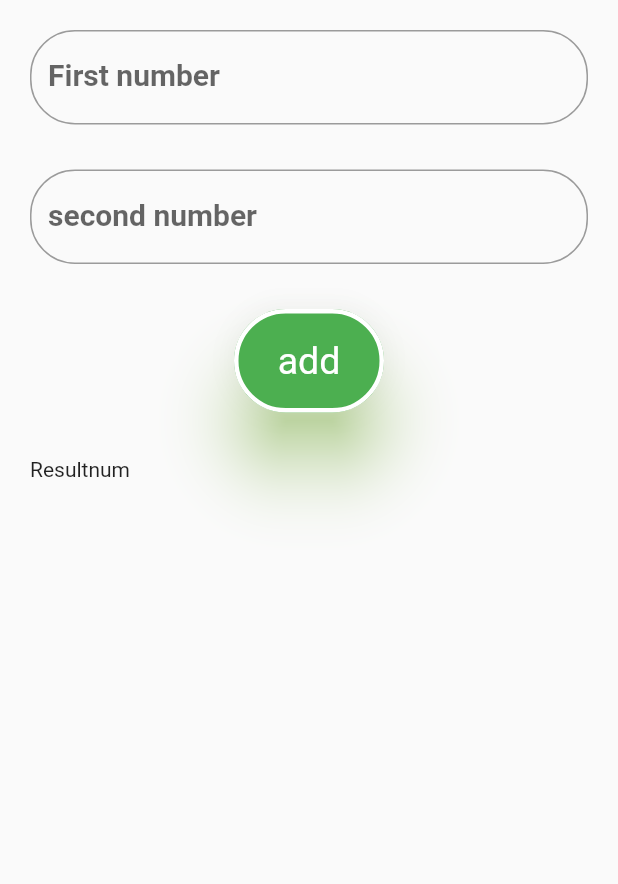
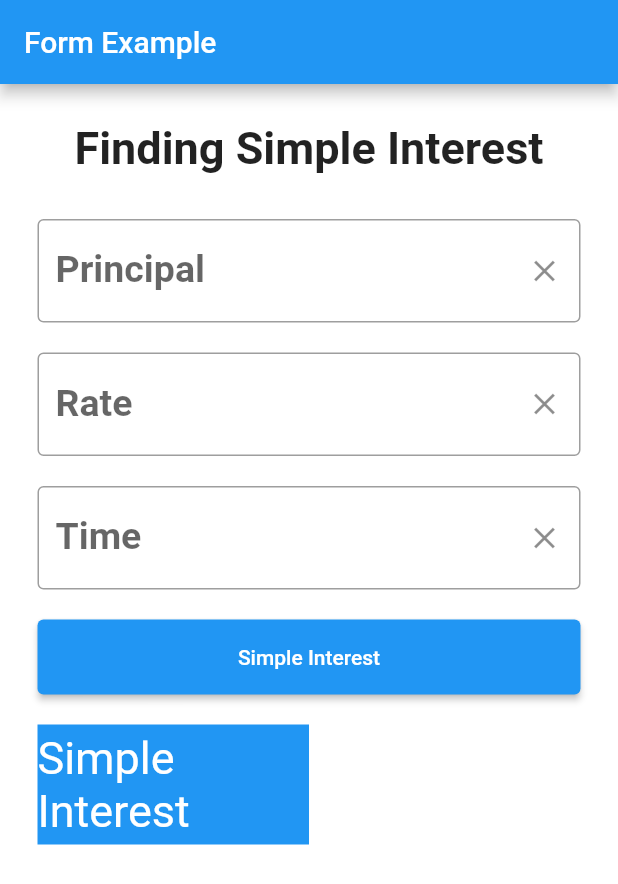
Before and after one commit to shikharmanandhar/textfield, a Flutter app: the screen it shows after launch, on a phone screen of 412 x 824 dp. Shown: the top 884 px of the screen. Run offline on Flutter 3.47's test engine with Material 2 defaults, Android fonts, the light colour scheme and no system bars.

Commit message:
tryall for sicalculator

```diff
--- a/lib/main.dart
+++ b/lib/main.dart
@@ -15,7 +15,7 @@ class MyApp extends StatelessWidget {
   @override
   Widget build(BuildContext context) {
     return const MaterialApp(
-      home:Try(),
+      home:MyForm(),
     );
   }
 }
--- /dev/null
+++ b/lib/screen/sicalculator.dart
@@ -0,0 +1,17 @@
+import 'package:flutter/material.dart';
+
+class SI extends StatefulWidget {
+  const SI({ Key? key }) : super(key: key);
+
+  @override
+  _SIState createState() => _SIState();
+}
+
+class _SIState extends State<SI> {
+  @override
+  Widget build(BuildContext context) {
+    return Scaffold(
+
+    );
+  }
+}
--- a/lib/screen/tryall.dart
+++ b/lib/screen/tryall.dart
@@ -1,100 +1,159 @@
 import 'package:flutter/material.dart';
 
-
-class Try extends StatefulWidget {
-  const Try({ Key? key }) : super(key: key);
+class MyForm extends StatefulWidget {
+  const MyForm({Key? key}) : super(key: key);
 
   @override
-  _TryState createState() => _TryState();
+  _MyFormState createState() => _MyFormState();
 }
 
-class _TryState extends State<Try> {
-  final mycontroller = TextEditingController();
-  TextEditingController num1=new TextEditingController();
-  TextEditingController num2= new TextEditingController();
-  String sum = "";
+class _MyFormState extends State<MyForm> {
+  final _firstController = TextEditingController();
+  final _secondController = TextEditingController();
+  final _thirdcontroller = TextEditingController();
 
-  bool _validate = false;
+  String result = '';
+
+  String? myvalidation(value) {
+    if (value == null || value.isEmpty) {
+      return "Field is empty";
+    }
+    return null;
+  }
+
   @override
-  void dispose() {
-    mycontroller.dispose();
-    super.dispose();
-
-  }
-  @override
-
-
   Widget build(BuildContext context) {
     return Scaffold(
-      body: SafeArea(
-        child: Padding(
-          padding: const EdgeInsets.all(20.0),
+      backgroundColor: Colors.white,
+      appBar: AppBar(
+        title: const Text('Form Example'),
+      ),
+      body: Padding(
+        padding: const EdgeInsets.all(25.0),
+        child: SingleChildScrollView(
+          child: Form(
             child: Column(
-            children:[TextField(
-
-              textInputAction: TextInputAction.done,
-              keyboardType: TextInputType.number,
-              // maxLength: 4,
-              // maxLines: 2,
-              // obscureText: true,
-              // obscuringCharacter: "#",
-              style: TextStyle(fontSize: 20, fontWeight: FontWeight.bold),
-              decoration: InputDecoration(
-                  labelText: "First number",
-                  hintText: "Enter you First number",
-
-                  border: OutlineInputBorder(
-                      borderRadius: BorderRadius.circular(30))),
+              children: [
+                const Text(
+                  'Finding Simple Interest',
+                  style: TextStyle(fontSize: 30, fontWeight: FontWeight.bold),
                 ),
                 const SizedBox(height: 30),
-            TextField(
-
-              textInputAction: TextInputAction.done,
+                TextFormField(
+                  validator: myvalidation,
+                  controller: _firstController,
                   keyboardType: TextInputType.number,
-              // maxLength: 4,
-              // maxLines: 2,
-              // obscureText: true,
-              // obscuringCharacter: "#",
-              style: TextStyle(fontSize: 20, fontWeight: FontWeight.bold),
+                  cursorColor: Colors.green,
+                  style: const TextStyle(
+                      fontSize: 25, fontWeight: FontWeight.bold),
                   decoration: InputDecoration(
-                  labelText: "second number",
-                  hintText: "Enter you Second number",
-
-                  border: OutlineInputBorder(
-                      borderRadius: BorderRadius.circular(30))),
+                    labelText: 'Principal',
+                    hintText: '0',
+                    border: const OutlineInputBorder(),
+                    suffixIcon: IconButton(
+                      onPressed: () {
+                        _firstController.clear();
+                      },
+                      icon: const Icon(Icons.clear),
                     ),
-            const SizedBox(height: 30),
-             ElevatedButton(style: TextButton.styleFrom(
-                textStyle: TextStyle(fontSize: 25),
-                padding:EdgeInsets.all(20),
-                backgroundColor: Colors.green,
-                primary:Colors.white,
-                elevation: 20,
-                shadowColor: Colors.lightGreenAccent,
-                minimumSize: const Size(100, 50),
-                maximumSize: const Size(200, 80),
-                side: BorderSide(color:Colors.white,width: 3),
-                shape: RoundedRectangleBorder(borderRadius: BorderRadius.circular(52))
-              ),onPressed: () {
-
-
-
-              }, child: const Text('add')),
-              const SizedBox(height: 30),
+                  ),
+                ),
+                const SizedBox(height: 20),
+                TextFormField(
+                  validator: myvalidation,
+                  controller: _secondController,
+                  keyboardType: TextInputType.number,
+                  cursorColor: Colors.green,
+                  style: const TextStyle(
+                      fontSize: 25, fontWeight: FontWeight.bold),
+                  decoration: InputDecoration(
+                    labelText: 'Rate',
+                    hintText: '0',
+                    border: const OutlineInputBorder(),
+                    suffixIcon: IconButton(
+                      onPressed: () {
+                        _secondController.clear();
+                      },
+                      icon: const Icon(Icons.clear),
+                    ),
+                  ),
+                ),
+                const SizedBox(height: 20),
+                TextFormField(
+                  validator: (value) {
+                    if (value == null || value.isEmpty) {
+                      return "Field is empty";
+                    }
+                    return null;
+                  },
+                  controller: _thirdcontroller,
+                  keyboardType: TextInputType.number,
+                  cursorColor: Colors.red,
+                  style: const TextStyle(
+                      fontSize: 25, fontWeight: FontWeight.bold),
+                  decoration: InputDecoration(
+                    labelText: 'Time',
+                    hintText: '0',
+                    border: const OutlineInputBorder(),
+                    suffixIcon: IconButton(
+                      onPressed: () {
+                        _thirdcontroller.clear();
+                      },
+                      icon: const Icon(Icons.clear),
+                    ),
+                  ),
+                ),
+                const SizedBox(height: 20),
+                ElevatedButton(
+                  style: ElevatedButton.styleFrom(
+                    minimumSize: const Size(double.infinity, 50),
+                  ),
+                  onPressed: () {
+                    //if (_formkey.currentState!.validate()) {
+                      setState(() {
+                        result = ((int.parse(_firstController.text) *
+                                int.parse(_secondController.text) *
+                                int.parse(_thirdcontroller.text) / 100)
+                            .toString());
+                      });
+                    },
+                  //},
+                  child: const Text('Simple Interest'),
+                ),
+                const SizedBox(height: 20),
                 Row(
                   children: [
-                  Text("Result"),
-                  Text("${num}"),
-
+                    Expanded(
+                      child: Container(
+                        width: 150,
+                        height: 80,
+                        color: Colors.blue,
+                        child: const Center(
+                          child: Text(
+                            'Simple Interest',
+                            style: TextStyle(fontSize: 30, color: Colors.white),
+                          ),
+                        ),
+                      ),
+                    ),
+                    Expanded(
+                      child: Container(
+                        width: 150,
+                        height: 80,
+                        color: Colors.white,
+                        child: Center(
+                          child: Text(
+                            result,
+                            style: TextStyle(fontSize: 30, color: Colors.black),
+                          ),
+                        ),
+                      ),
+                    ),
                   ],
-
-
                 )
-
-
-            ]
+              ],
             ),
-
+          ),
         ),
       ),
     );
```
Lines whose indentation alone changed are shown as unchanged.
